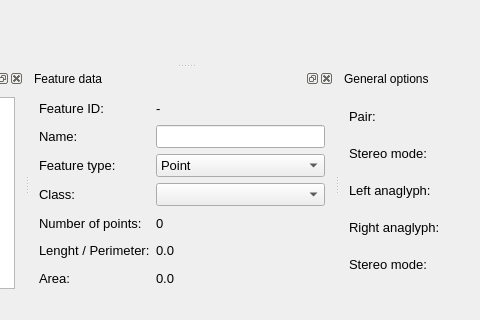
Old version of the form qt/interface/Stereoplotter.ui in the repository e-foto/e-foto; both pictures show x 395 to 875 and y 280 to 600 of the 1062 by 600 pixel window.
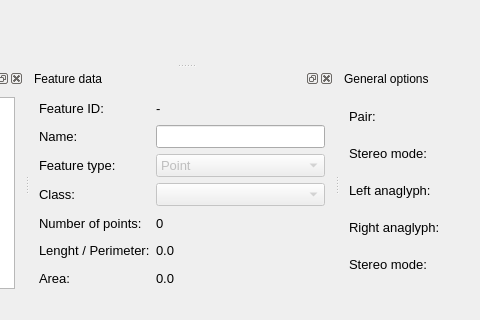
New version of the form. Icons and pictures are not drawn.

Commit message: Small changes on stereoplotter and orthoimage. This commit is release candidate to a new binary version at e-foto site.

```diff
--- a/qt/interface/Stereoplotter.ui
+++ b/qt/interface/Stereoplotter.ui
@@ -140,6 +140,9 @@
        </item>
        <item row="2" column="1">
         <widget class="QComboBox" name="comboBox_3">
+         <property name="enabled">
+          <bool>false</bool>
+         </property>
          <property name="font">
           <font>
            <pointsize>10</pointsize>
@@ -176,6 +179,9 @@
        </item>
        <item row="3" column="1">
         <widget class="QComboBox" name="comboBox_4">
+         <property name="enabled">
+          <bool>false</bool>
+         </property>
          <property name="font">
           <font>
            <pointsize>10</pointsize>
```
Left out of the diff: 3 changed lines with no effect on the pictures. The commit also changes 6 other files.
